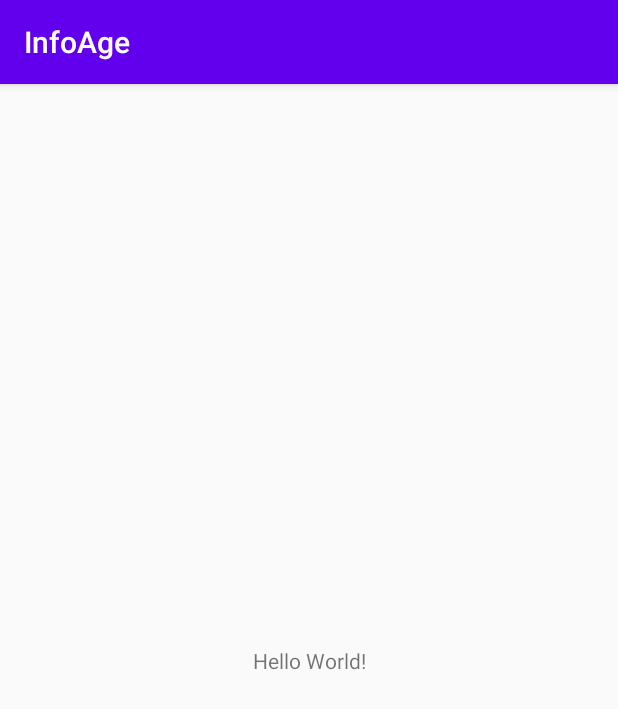
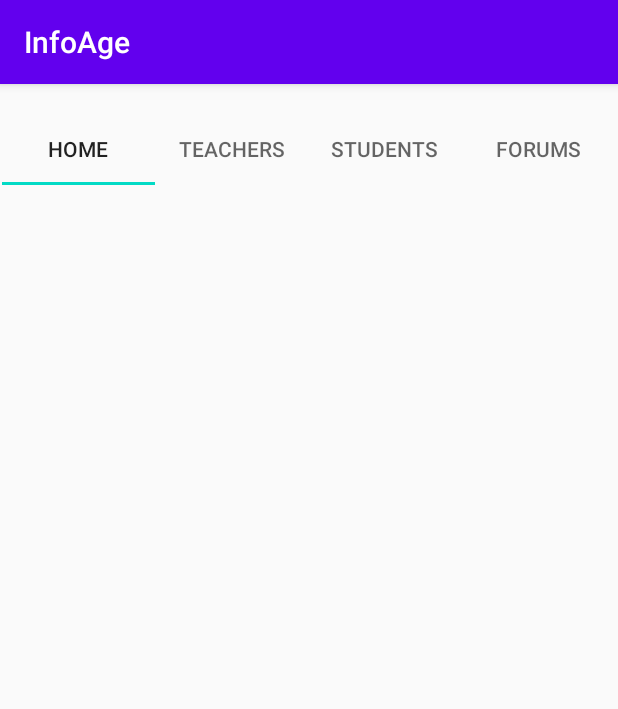
Before and after one commit to AntLCrimson/InfoAge, an Android app: the screen it shows after launch (MainActivity), on a phone screen of 412 x 824 dp. Shown: the top 709 px of the screen. Run offline under Robolectric (Android 15) with nearby library versions, the phone set to English and light mode, and no system bars.

Commit message:
Added Tablayout
Tab layout added

```diff
--- a/app/build.gradle
+++ b/app/build.gradle
@@ -7,7 +7,7 @@ android {
     defaultConfig {
         applicationId "com.tuition.infoage"
         minSdkVersion 23
-        targetSdkVersion 30
+        targetSdkVersion 29
         versionCode 1
         versionName "1.0"
 
@@ -26,6 +26,7 @@ dependencies {
     implementation fileTree(dir: "libs", include: ["*.jar"])
     implementation 'androidx.appcompat:appcompat:1.2.0'
     implementation 'androidx.constraintlayout:constraintlayout:2.0.1'
+    implementation 'com.google.android.material:material:1.2.1'
     testImplementation 'junit:junit:4.12'
     androidTestImplementation 'androidx.test.ext:junit:1.1.2'
     androidTestImplementation 'androidx.test.espresso:espresso-core:3.3.0'
--- a/app/src/main/java/com/tuition/infoage/MainActivity.java
+++ b/app/src/main/java/com/tuition/infoage/MainActivity.java
@@ -1,6 +1,9 @@
 package com.tuition.infoage;
 
 import androidx.appcompat.app.AppCompatActivity;
+import androidx.viewpager.widget.ViewPager;
+//import com.tuition.infoage.ui.main.TabsPagerAdapter;
+import com.google.android.material.tabs.TabLayout;
 
 import android.os.Bundle;
 
--- a/app/src/main/res/layout/activity_main.xml
+++ b/app/src/main/res/layout/activity_main.xml
@@ -6,13 +6,44 @@
     android:layout_height="match_parent"
     tools:context=".MainActivity">
 
-    <TextView
-        android:layout_width="wrap_content"
+
+    <com.google.android.material.tabs.TabLayout
+        android:id="@+id/tabBar"
+        android:layout_width="409dp"
         android:layout_height="wrap_content"
-        android:text="Hello World!"
+        android:layout_marginStart="1dp"
+        android:layout_marginEnd="1dp"
+        android:layout_marginBottom="682dp"
         app:layout_constraintBottom_toBottomOf="parent"
-        app:layout_constraintLeft_toLeftOf="parent"
-        app:layout_constraintRight_toRightOf="parent"
-        app:layout_constraintTop_toTopOf="parent" />
+        app:layout_constraintEnd_toEndOf="parent"
+        app:layout_constraintStart_toStartOf="parent"
+        app:layout_constraintTop_toTopOf="parent">
+
+        <com.google.android.material.tabs.TabItem
+            android:id="@+id/HomeTab"
+            android:layout_width="wrap_content"
+            android:layout_height="wrap_content"
+            android:text="@string/HomeTabString" />
+
+        <com.google.android.material.tabs.TabItem
+            android:id="@+id/TeachersTab"
+            android:layout_width="wrap_content"
+            android:layout_height="wrap_content"
+            android:text="@string/TeachersTabString" />
+
+        <com.google.android.material.tabs.TabItem
+            android:id="@+id/StudentsTab"
+            android:layout_width="wrap_content"
+            android:layout_height="wrap_content"
+            android:text="@string/StudentsTabString" />
+
+        <com.google.android.material.tabs.TabItem
+            android:id="@+id/Forums"
+            android:layout_width="wrap_content"
+            android:layout_height="wrap_content"
+            android:text="@string/ForumsTabString"
+
+            />
+    </com.google.android.material.tabs.TabLayout>
 
 </androidx.constraintlayout.widget.ConstraintLayout>
--- a/app/src/main/res/values/strings.xml
+++ b/app/src/main/res/values/strings.xml
@@ -1,3 +1,9 @@
 <resources>
     <string name="app_name">InfoAge</string>
+
+    //For the tabs
+    <string name="HomeTabString">Home</string>
+    <string name="TeachersTabString">Teachers</string>
+    <string name="StudentsTabString">Students</string>
+    <string name="ForumsTabString">Forums</string>
 </resources>
```
